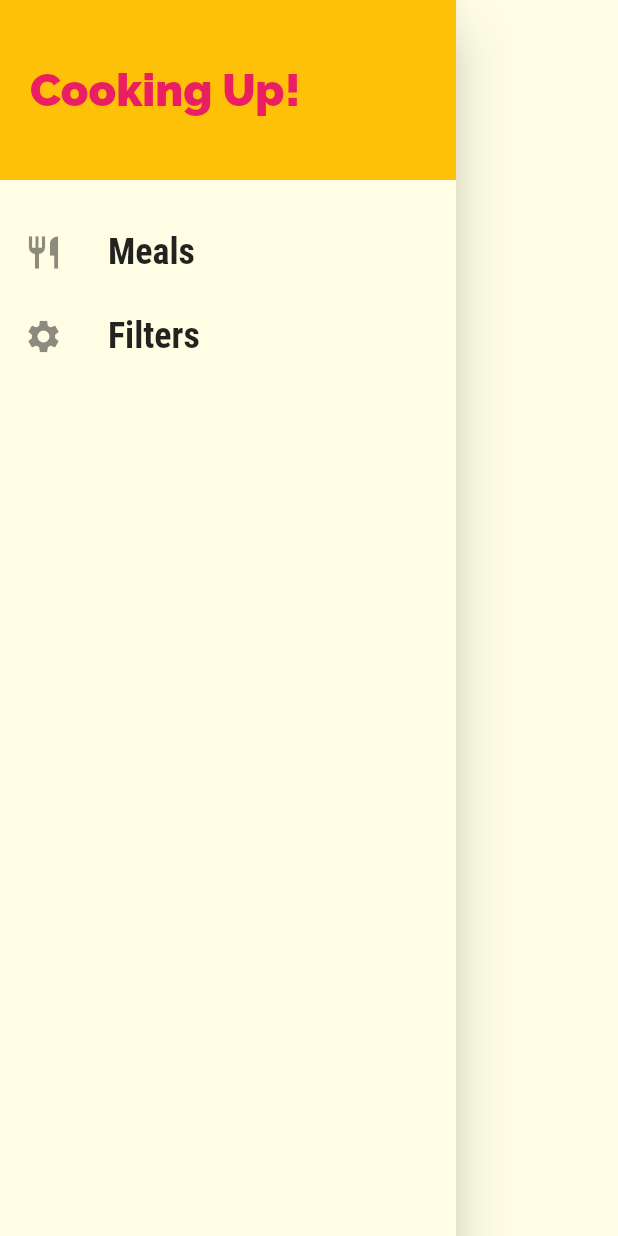
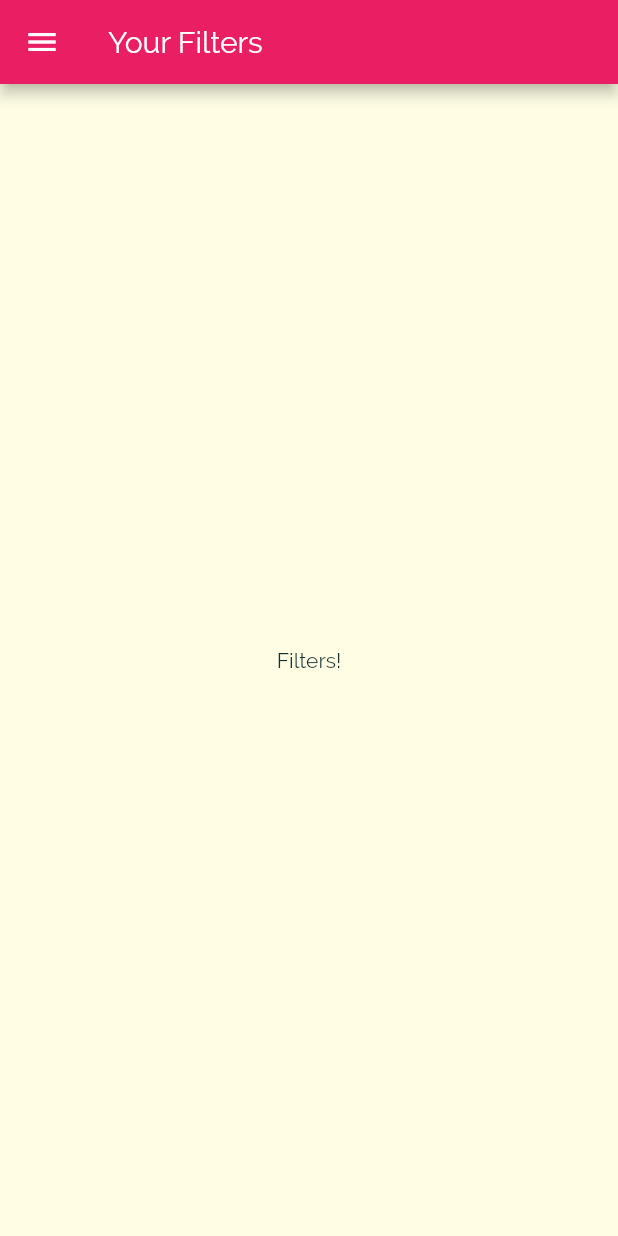
Before and after one commit to magictical/meals_app_wrapup, a Flutter app: the MainDrawer widget shown alone on an empty page, opened directly, after a tap on "Filters", on a phone screen of 412 x 824 dp. Run offline on Flutter 3.47's test engine with Material 2 defaults, Android fonts, the phone set to English and light mode, and no system bars.

Commit message:
add filters_screen and navigates through main_drawer

```diff
--- a/lib/main.dart
+++ b/lib/main.dart
@@ -1,6 +1,7 @@
 import 'package:flutter/material.dart';
-import 'package:section7_meals_app_re/screens/tabs_screen.dart';
 
+import './screens/filters_screen.dart';
+import './screens/tabs_screen.dart';
 import './screens/meal_detail_screen.dart';
 import './screens/categories_screen.dart';
 import './screens/category_meals_screen.dart';
@@ -34,6 +35,7 @@ class MyApp extends StatelessWidget {
         '/': (ctx) => TabsScreen(),
         CategoryMealsScreen.routeName: (ctx) => CategoryMealsScreen(),
         MealDetailScreen.routeName: (ctx) => MealDetailScreen(),
+        FiltersScreen.routeName: (ctx) => FiltersScreen(),
       },
 
       onUnknownRoute: (setting) {
--- /dev/null
+++ b/lib/screens/filters_screen.dart
@@ -0,0 +1,19 @@
+import 'package:flutter/material.dart';
+
+import '../widgets/main_drawer.dart';
+
+class FiltersScreen extends StatelessWidget {
+  static const String routeName = '/filters';
+  @override
+  Widget build(BuildContext context) {
+    return Scaffold(
+      appBar: AppBar(
+        title: Text('Your Filters'),
+      ),
+      drawer: MainDrawer(),
+      body: Center(
+        child: Text('Filters!'),
+      ),
+    );
+  }
+}
--- a/lib/widgets/main_drawer.dart
+++ b/lib/widgets/main_drawer.dart
@@ -1,7 +1,8 @@
 import 'package:flutter/material.dart';
+import '../screens/filters_screen.dart';
 
 class MainDrawer extends StatelessWidget {
-  Widget buildListTile(String title, IconData icon) {
+  Widget buildListTile(String title, IconData icon, Function tapHandler) {
     return ListTile(
       leading: Icon(
         icon,
@@ -15,7 +16,7 @@ class MainDrawer extends StatelessWidget {
           fontWeight: FontWeight.bold,
         ),
       ),
-      onTap: () {},
+      onTap: tapHandler,
     );
   }
 
@@ -42,10 +43,16 @@ class MainDrawer extends StatelessWidget {
           buildListTile(
             'Meals',
             Icons.restaurant,
+            () {
+              Navigator.of(context).pushNamed('/');
+            },
           ),
           buildListTile(
             'Filters',
             Icons.settings,
+            () {
+              Navigator.of(context).pushNamed(FiltersScreen.routeName);
+            },
           ),
         ],
       ),
```
